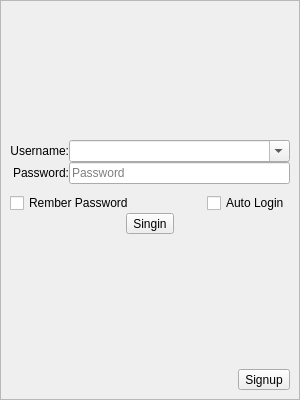
Before: the Qt Designer form src/ui/AuthWindow/AuthWindow.ui in guoiaoang/TaoTieChat, drawn with Qt 5.
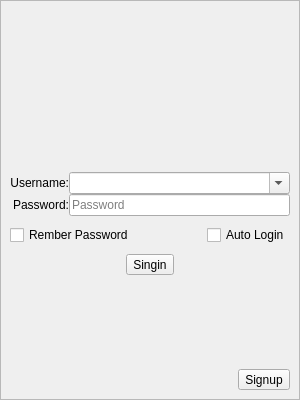
After: the same form once the commit is applied.

Commit message: 登陆界面添加头像显示

The edit to the form file:
```diff
--- a/src/ui/AuthWindow/AuthWindow.ui
+++ b/src/ui/AuthWindow/AuthWindow.ui
@@ -55,8 +55,8 @@
            <rect>
             <x>0</x>
             <y>0</y>
-            <width>298</width>
-            <height>398</height>
+            <width>296</width>
+            <height>396</height>
            </rect>
           </property>
           <layout class="QVBoxLayout" name="singin_layout_contacts">
@@ -91,6 +91,59 @@
              </property>
             </spacer>
            </item>
+           <item>
+            <widget class="QWidget" name="signin_widget_avatar" native="true">
+             <layout class="QHBoxLayout" name="sinin_layout_avatar">
+              <item>
+               <spacer name="signin_spacer_avatar_left">
+                <property name="orientation">
+                 <enum>Qt::Orientation::Horizontal</enum>
+                </property>
+                <property name="sizeHint" stdset="0">
+                 <size>
+                  <width>89</width>
+                  <height>20</height>
+                 </size>
+                </property>
+               </spacer>
+              </item>
+              <item>
+               <widget class="QToolButton" name="signin_button_avatar">
+                <property name="minimumSize">
+                 <size>
+                  <width>64</width>
+                  <height>64</height>
+                 </size>
+                </property>
+                <property name="styleSheet">
+                 <string notr="true">QToolButton#signin_button_avatar,
+QToolButton#signin_button_avatar:hover,
+QToolButton#signin_button_avatar:pressed {
+    background: transparent;
+    border: none;
+}</string>
+                </property>
+                <property name="text">
+                 <string/>
+                </property>
+               </widget>
+              </item>
+              <item>
+               <spacer name="signin_spacer_avatar_right">
+                <property name="orientation">
+                 <enum>Qt::Orientation::Horizontal</enum>
+                </property>
+                <property name="sizeHint" stdset="0">
+                 <size>
+                  <width>89</width>
+                  <height>20</height>
+                 </size>
+                </property>
+               </spacer>
+              </item>
+             </layout>
+            </widget>
+           </item>
            <item>
             <layout class="QGridLayout" name="signin_layout_edit">
              <property name="sizeConstraint">
@@ -192,6 +245,12 @@
              <property name="sizeConstraint">
               <enum>QLayout::SizeConstraint::SetNoConstraint</enum>
              </property>
+             <property name="topMargin">
+              <number>9</number>
+             </property>
+             <property name="bottomMargin">
+              <number>9</number>
+             </property>
              <item>
               <spacer name="signin_spacer_signin_left">
                <property name="orientation">
```
Left out of the diff: 15 changed lines with no effect on the pictures. The commit also changes 4 other files.
